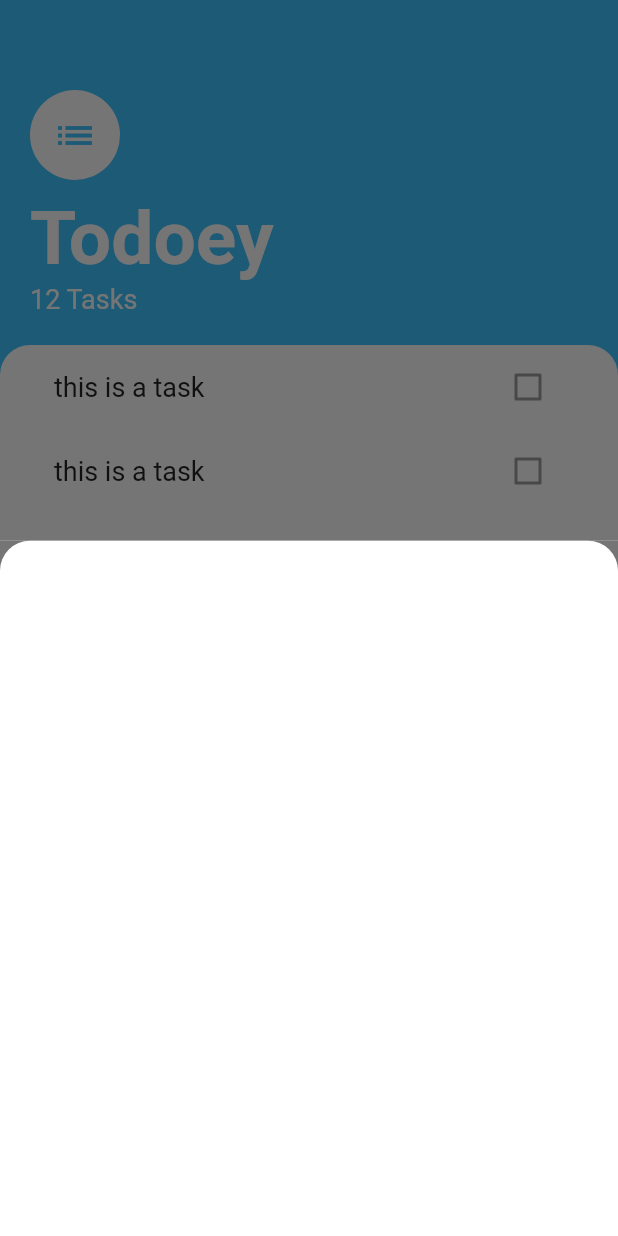
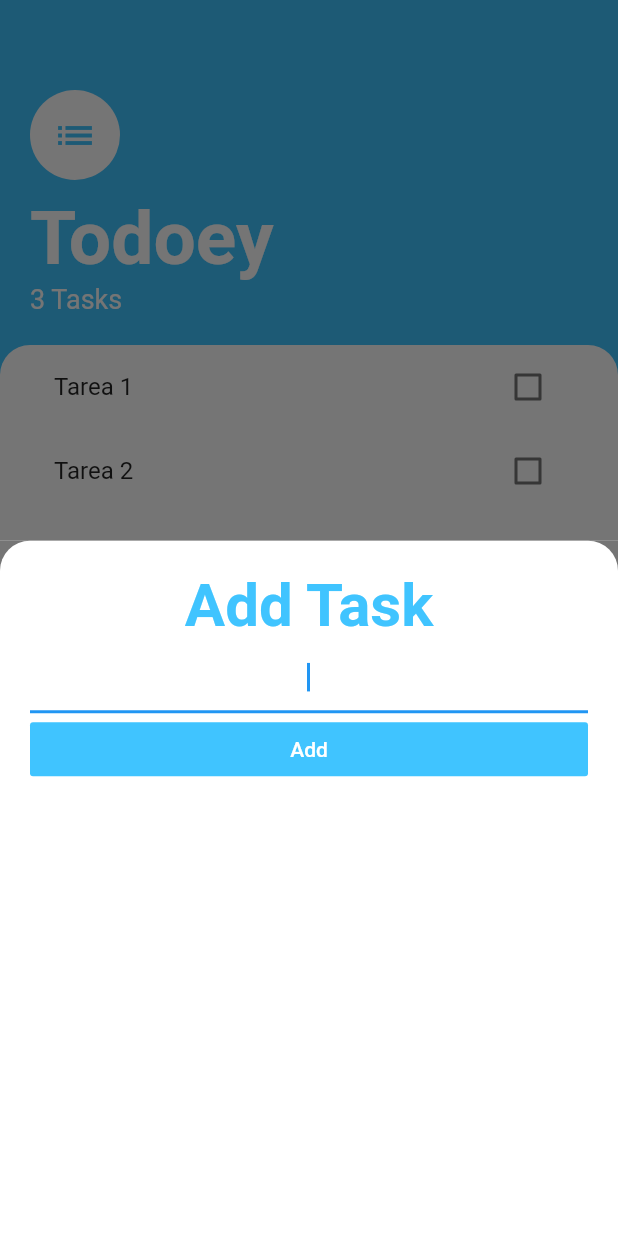
Before and after one commit to alebrijefm/todoey_flutter, a Flutter app: the TasksScreen screen opened directly, after a tap on the "add" icon, on a phone screen of 412 x 824 dp. Run offline on Flutter 3.47's test engine with Material 2 defaults, Android fonts, the phone set to English and light mode, and no system bars.

Commit message:
finished project

```diff
--- a/lib/main.dart
+++ b/lib/main.dart
@@ -1,4 +1,6 @@
 import 'package:flutter/material.dart';
+import 'package:provider/provider.dart';
+import 'package:todoey_flutter/models/task_data.dart';
 import 'package:todoey_flutter/screens/tasks_screen.dart';
 
 void main() {
@@ -8,6 +10,11 @@ void main() {
 class MyApp extends StatelessWidget {
   @override
   Widget build(BuildContext context) {
-    return MaterialApp(home: TasksScreen(),);
+    return ChangeNotifierProvider(
+      create: (context) => TaskData(),
+      child: MaterialApp(
+        home: TasksScreen(),
+      ),
+    );
   }
 }
--- /dev/null
+++ b/lib/models/task.dart
@@ -0,0 +1,10 @@
+class Task {
+  final String name;
+  bool isDone;
+
+  Task({this.name, this.isDone = false});
+
+  void toggleDone() {
+    isDone = !isDone;
+  }
+}
--- /dev/null
+++ b/lib/models/task_data.dart
@@ -0,0 +1,36 @@
+import 'package:flutter/foundation.dart';
+import 'package:todoey_flutter/models/task.dart';
+import 'dart:collection';
+
+class TaskData extends ChangeNotifier {
+  List<Task> _tasks = [
+    Task(name: 'Tarea 1'),
+    Task(name: 'Tarea 2'),
+    Task(name: 'Tarea 3'),
+  ];
+
+  UnmodifiableListView get tasks {
+    return UnmodifiableListView(_tasks);
+  }
+
+  int get taskCount {
+    return _tasks.length;
+  }
+
+  void addTask(String newTaskTitle) {
+    final task = Task(name: newTaskTitle);
+    _tasks.add(task);
+
+    notifyListeners();
+  }
+
+  void updateTask(Task task) {
+    task.toggleDone();
+    notifyListeners();
+  }
+
+  void removeTask(Task task) {
+    _tasks.remove(task);
+    notifyListeners();
+  }
+}
--- a/lib/screens/add_task_screen.dart
+++ b/lib/screens/add_task_screen.dart
@@ -1,11 +1,16 @@
 import 'package:flutter/material.dart';
+import 'package:provider/provider.dart';
+import 'package:todoey_flutter/models/task_data.dart';
 
 class AddTaskScreen extends StatelessWidget {
   @override
   Widget build(BuildContext context) {
+    String newTaskTitle;
+
     return Container(
       color: Color(0xff757575),
       child: Container(
+        padding: EdgeInsets.all(20),
         decoration: BoxDecoration(
           color: Colors.white,
           borderRadius: BorderRadius.only(
@@ -13,6 +18,40 @@ class AddTaskScreen extends StatelessWidget {
             topRight: Radius.circular(20),
           ),
         ),
+        child: Column(
+          crossAxisAlignment: CrossAxisAlignment.stretch,
+          children: [
+            Text(
+              'Add Task',
+              textAlign: TextAlign.center,
+              style: TextStyle(
+                  color: Colors.lightBlueAccent,
+                  fontSize: 40,
+                  fontWeight: FontWeight.bold),
+            ),
+            TextField(
+              autofocus: true,
+              textAlign: TextAlign.center,
+              onChanged: (newText) {
+                newTaskTitle = newText;
+              },
+            ),
+            FlatButton(
+              color: Colors.lightBlueAccent,
+              onPressed: () {
+                Provider.of<TaskData>(context, listen: false)
+                    .addTask(newTaskTitle);
+                Navigator.pop(context);
+              },
+              child: Text(
+                'Add',
+                style: TextStyle(
+                  color: Colors.white,
+                ),
+              ),
+            ),
+          ],
+        ),
       ),
     );
   }
--- a/lib/screens/tasks_screen.dart
+++ b/lib/screens/tasks_screen.dart
@@ -1,4 +1,6 @@
 import 'package:flutter/material.dart';
+import 'package:provider/provider.dart';
+import 'package:todoey_flutter/models/task_data.dart';
 import 'package:todoey_flutter/widgets/tasks_list.dart';
 
 import 'add_task_screen.dart';
@@ -9,7 +11,14 @@ class TasksScreen extends StatelessWidget {
     return Scaffold(
       floatingActionButton: FloatingActionButton(
         onPressed: () {
-          showModalBottomSheet(context: context, builder: (context) => AddTaskScreen(),);
+          showModalBottomSheet(
+            context: context,
+            builder: (context) => Container(
+              padding: EdgeInsets.only(
+                  bottom: MediaQuery.of(context).viewInsets.bottom),
+              child: AddTaskScreen(),
+            ),
+          );
         },
         child: Icon(Icons.add),
         backgroundColor: Colors.lightBlueAccent,
@@ -42,7 +51,7 @@ class TasksScreen extends StatelessWidget {
                   ),
                 ),
                 Text(
-                  '12 Tasks',
+                  '${Provider.of<TaskData>(context).taskCount} Tasks',
                   style: TextStyle(
                     color: Colors.white,
                     fontSize: 18,
--- a/lib/widgets/task_tile.dart
+++ b/lib/widgets/task_tile.dart
@@ -1,19 +1,33 @@
 import 'package:flutter/material.dart';
 
 class TaskTile extends StatelessWidget {
+  final bool isChecked;
+  final String taskTitle;
+  final Function checkboxCallback;
+  final Function removeTaskCallback;
+
+  TaskTile(
+      {this.taskTitle,
+      this.isChecked,
+      this.checkboxCallback,
+      this.removeTaskCallback});
+
   @override
   Widget build(BuildContext context) {
     return ListTile(
       title: Text(
-        'this is a task',
+        taskTitle,
         style: TextStyle(
-          fontSize: 18,
+          decoration:
+              isChecked ? TextDecoration.lineThrough : TextDecoration.none,
         ),
       ),
       trailing: Checkbox(
-        value: false,
-        onChanged: null,
+        activeColor: Colors.lightBlueAccent,
+        value: isChecked,
+        onChanged: checkboxCallback,
       ),
+      onLongPress: removeTaskCallback,
     );
   }
 }
--- a/lib/widgets/tasks_list.dart
+++ b/lib/widgets/tasks_list.dart
@@ -1,16 +1,29 @@
 import 'package:flutter/material.dart';
+import 'package:provider/provider.dart';
+import 'package:todoey_flutter/models/task_data.dart';
 import 'package:todoey_flutter/widgets/task_tile.dart';
 
 class TasksList extends StatelessWidget {
-
   @override
   Widget build(BuildContext context) {
-    return ListView(
-      children: [
-        TaskTile(),
-        TaskTile(),
-        TaskTile(),
-      ],
+    return Consumer<TaskData>(
+      builder: (context, taskData, child) {
+        return ListView.builder(
+            itemCount: taskData.tasks.length,
+            itemBuilder: (context, index) {
+              final task = taskData.tasks[index];
+              return TaskTile(
+                taskTitle: task.name,
+                isChecked: task.isDone,
+                checkboxCallback: (checkboxState) {
+                  taskData.updateTask(task);
+                },
+                removeTaskCallback: () {
+                  taskData.removeTask(task);
+                },
+              );
+            });
+      },
     );
   }
 }
--- a/pubspec.yaml
+++ b/pubspec.yaml
@@ -28,6 +28,7 @@ dependencies:
   # The following adds the Cupertino Icons font to your application.
   # Use with the CupertinoIcons class for iOS style icons.
   cupertino_icons: ^0.1.3
+  provider: ^4.3.2+2
 
 dev_dependencies:
   flutter_test:
```
Also changed, not shown: pubspec.lock.
